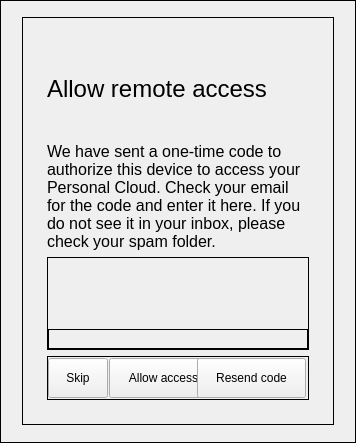
This is src/gui/remoteaccess/codedialog.ui in CSG-Development/owncloud-client as Qt 5 draws it before an edit. The edited form follows.
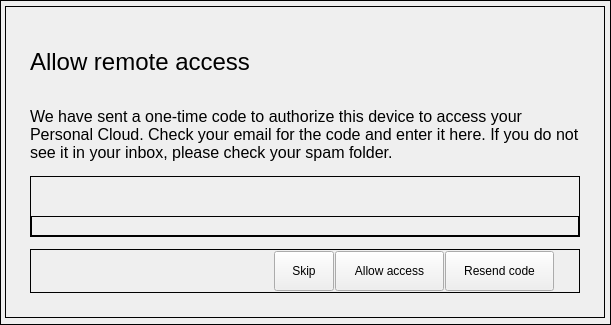
This is the edited form. Custom widgets are drawn as their Qt base class.

What changed in the file:
```diff
--- a/src/gui/remoteaccess/codedialog.ui
+++ b/src/gui/remoteaccess/codedialog.ui
@@ -6,8 +6,8 @@
    <rect>
     <x>0</x>
     <y>0</y>
-    <width>356</width>
-    <height>443</height>
+    <width>611</width>
+    <height>325</height>
    </rect>
   </property>
   <property name="windowTitle">
@@ -48,20 +48,23 @@
        <widget class="QFrame" name="frame">
         <property name="minimumSize">
          <size>
-          <width>312</width>
-          <height>408</height>
+          <width>600</width>
+          <height>312</height>
          </size>
         </property>
         <property name="maximumSize">
          <size>
-          <width>312</width>
-          <height>408</height>
+          <width>600</width>
+          <height>312</height>
          </size>
         </property>
         <property name="frameShape">
          <enum>QFrame::Shape::Box</enum>
         </property>
         <layout class="QVBoxLayout" name="verticalLayout_2">
+         <property name="spacing">
+          <number>12</number>
+         </property>
          <property name="leftMargin">
           <number>24</number>
          </property>
```
